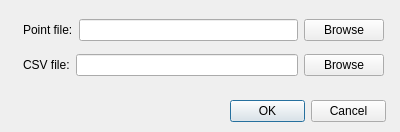
Before: the Qt Designer form point_connector_dialog_base.ui in peterahlstrom/PointConnector, drawn with Qt 5.
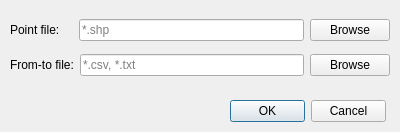
After: the same form once the commit is applied.

```diff
--- a/point_connector_dialog_base.ui
+++ b/point_connector_dialog_base.ui
@@ -59,9 +59,9 @@
   <widget class="QWidget" name="layoutWidget">
    <property name="geometry">
     <rect>
-     <x>23</x>
+     <x>10</x>
      <y>12</y>
-     <width>361</width>
+     <width>380</width>
      <height>71</height>
     </rect>
    </property>
@@ -71,7 +71,7 @@
       <item>
        <widget class="QLabel" name="pointFileLabel">
         <property name="text">
-         <string>Point file:</string>
+         <string>Point file:    </string>
         </property>
        </widget>
       </item>
@@ -83,6 +83,12 @@
           <verstretch>0</verstretch>
          </sizepolicy>
         </property>
+        <property name="locale">
+         <locale language="English" country="UnitedKingdom"/>
+        </property>
+        <property name="placeholderText">
+         <string>*.shp</string>
+        </property>
        </widget>
       </item>
       <item>
@@ -99,7 +105,7 @@
       <item>
        <widget class="QLabel" name="pointFileLabel_2">
         <property name="text">
-         <string>CSV file:</string>
+         <string>From-to file:</string>
         </property>
        </widget>
       </item>
@@ -111,6 +117,12 @@
           <verstretch>0</verstretch>
          </sizepolicy>
         </property>
+        <property name="locale">
+         <locale language="English" country="UnitedKingdom"/>
+        </property>
+        <property name="placeholderText">
+         <string>*.csv, *.txt</string>
+        </property>
        </widget>
       </item>
       <item>
```
Left out of the diff: 18 changed lines with no effect on the pictures.
